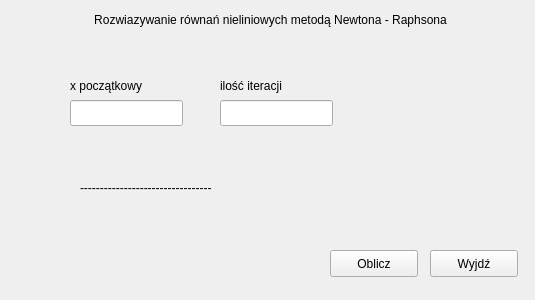
The window that application/mainwindow.ui (wiekonek/Newton-Raphson) describes before a commit, drawn with Qt 5.
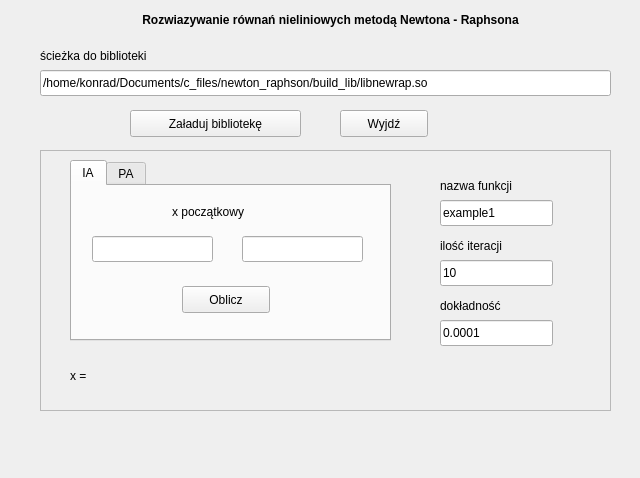
The same window after the commit. The open tabs and pages were chosen to show the change.

```diff
--- a/application/mainwindow.ui
+++ b/application/mainwindow.ui
@@ -6,8 +6,8 @@
    <rect>
     <x>0</x>
     <y>0</y>
-    <width>535</width>
-    <height>300</height>
+    <width>640</width>
+    <height>478</height>
    </rect>
   </property>
   <property name="windowTitle">
@@ -19,10 +19,16 @@
      <rect>
       <x>10</x>
       <y>10</y>
-      <width>521</width>
+      <width>641</width>
       <height>20</height>
      </rect>
     </property>
+    <property name="font">
+     <font>
+      <weight>75</weight>
+      <bold>true</bold>
+     </font>
+    </property>
     <property name="text">
      <string>Rozwiazywanie równań nieliniowych metodą Newtona - Raphsona</string>
     </property>
@@ -30,24 +36,11 @@
      <set>Qt::AlignCenter</set>
     </property>
    </widget>
-   <widget class="QPushButton" name="pushButton">
-    <property name="geometry">
-     <rect>
-      <x>330</x>
-      <y>250</y>
-      <width>88</width>
-      <height>27</height>
-     </rect>
-    </property>
-    <property name="text">
-     <string>Oblicz</string>
-    </property>
-   </widget>
    <widget class="QPushButton" name="pushButton_2">
     <property name="geometry">
      <rect>
-      <x>430</x>
-      <y>250</y>
+      <x>340</x>
+      <y>110</y>
       <width>88</width>
       <height>27</height>
      </rect>
@@ -56,64 +49,305 @@
      <string>Wyjdź</string>
     </property>
    </widget>
-   <widget class="QLineEdit" name="lineEdit_x">
+   <widget class="QLineEdit" name="lineEdit_libPath">
+    <property name="enabled">
+     <bool>true</bool>
+    </property>
     <property name="geometry">
      <rect>
-      <x>70</x>
-      <y>100</y>
-      <width>113</width>
+      <x>40</x>
+      <y>70</y>
+      <width>571</width>
       <height>26</height>
      </rect>
     </property>
+    <property name="text">
+     <string>/home/konrad/Documents/c_files/newton_raphson/build_lib/libnewrap.so</string>
+    </property>
    </widget>
-   <widget class="QLineEdit" name="lineEdit_it">
+   <widget class="QPushButton" name="pushButton_loadLib">
     <property name="geometry">
      <rect>
-      <x>220</x>
-      <y>100</y>
-      <width>113</width>
-      <height>26</height>
+      <x>130</x>
+      <y>110</y>
+      <width>171</width>
+      <height>27</height>
      </rect>
     </property>
+    <property name="text">
+     <string>Załaduj bibliotekę</string>
+    </property>
    </widget>
-   <widget class="QLabel" name="label_2">
+   <widget class="QLabel" name="label_5">
     <property name="geometry">
      <rect>
-      <x>70</x>
-      <y>70</y>
-      <width>101</width>
+      <x>40</x>
+      <y>40</y>
+      <width>201</width>
       <height>31</height>
      </rect>
     </property>
     <property name="text">
-     <string>x początkowy</string>
+     <string>ścieżka do biblioteki</string>
     </property>
    </widget>
-   <widget class="QLabel" name="label_3">
+   <widget class="QLabel" name="label_error">
     <property name="geometry">
      <rect>
-      <x>220</x>
-      <y>70</y>
-      <width>111</width>
-      <height>31</height>
+      <x>30</x>
+      <y>420</y>
+      <width>571</width>
+      <height>51</height>
      </rect>
     </property>
     <property name="text">
-     <string>ilość iteracji</string>
+     <string/>
     </property>
+    <property name="wordWrap">
+     <bool>true</bool>
+    </property>
    </widget>
-   <widget class="QLabel" name="label_ret">
+   <widget class="QFrame" name="frame">
+    <property name="enabled">
+     <bool>true</bool>
+    </property>
     <property name="geometry">
      <rect>
-      <x>80</x>
-      <y>180</y>
-      <width>241</width>
-      <height>16</height>
+      <x>40</x>
+      <y>150</y>
+      <width>571</width>
+      <height>261</height>
      </rect>
     </property>
-    <property name="text">
-     <string>---------------------------------</string>
+    <property name="frameShape">
+     <enum>QFrame::StyledPanel</enum>
     </property>
+    <property name="frameShadow">
+     <enum>QFrame::Raised</enum>
+    </property>
+    <widget class="QTabWidget" name="tabWidget">
+     <property name="enabled">
+      <bool>true</bool>
+     </property>
+     <property name="geometry">
+      <rect>
+       <x>30</x>
+       <y>10</y>
+       <width>321</width>
+       <height>181</height>
+      </rect>
+     </property>
+     <property name="currentIndex">
+      <number>1</number>
+     </property>
+     <widget class="QWidget" name="tab">
+      <attribute name="title">
+       <string>IA</string>
+      </attribute>
+      <widget class="QPushButton" name="pushButton_IA">
+       <property name="geometry">
+        <rect>
+         <x>110</x>
+         <y>100</y>
+         <width>88</width>
+         <height>27</height>
+        </rect>
+       </property>
+       <property name="text">
+        <string>Oblicz</string>
+       </property>
+      </widget>
+      <widget class="QLineEdit" name="lineEdit_x_3">
+       <property name="enabled">
+        <bool>true</bool>
+       </property>
+       <property name="geometry">
+        <rect>
+         <x>20</x>
+         <y>50</y>
+         <width>121</width>
+         <height>26</height>
+        </rect>
+       </property>
+      </widget>
+      <widget class="QLineEdit" name="lineEdit_x_4">
+       <property name="enabled">
+        <bool>true</bool>
+       </property>
+       <property name="geometry">
+        <rect>
+         <x>170</x>
+         <y>50</y>
+         <width>121</width>
+         <height>26</height>
+        </rect>
+       </property>
+      </widget>
+      <widget class="QLabel" name="label_10">
+       <property name="geometry">
+        <rect>
+         <x>100</x>
+         <y>10</y>
+         <width>101</width>
+         <height>31</height>
+        </rect>
+       </property>
+       <property name="text">
+        <string>x początkowy</string>
+       </property>
+      </widget>
+     </widget>
+     <widget class="QWidget" name="tab_2">
+      <attribute name="title">
+       <string>PA</string>
+      </attribute>
+      <widget class="QLabel" name="label_2">
+       <property name="geometry">
+        <rect>
+         <x>100</x>
+         <y>10</y>
+         <width>101</width>
+         <height>31</height>
+        </rect>
+       </property>
+       <property name="text">
+        <string>x początkowy</string>
+       </property>
+      </widget>
+      <widget class="QLineEdit" name="lineEdit_x">
+       <property name="enabled">
+        <bool>true</bool>
+       </property>
+       <property name="geometry">
+        <rect>
+         <x>60</x>
+         <y>50</y>
+         <width>191</width>
+         <height>26</height>
+        </rect>
+       </property>
+       <property name="text">
+        <string>-2.2</string>
+       </property>
+      </widget>
+      <widget class="QPushButton" name="pushButton_PA">
+       <property name="geometry">
+        <rect>
+         <x>110</x>
+         <y>100</y>
+         <width>88</width>
+         <height>27</height>
+        </rect>
+       </property>
+       <property name="text">
+        <string>Oblicz</string>
+       </property>
+      </widget>
+     </widget>
+    </widget>
+    <widget class="QLineEdit" name="lineEdit_functionName">
+     <property name="enabled">
+      <bool>true</bool>
+     </property>
+     <property name="geometry">
+      <rect>
+       <x>400</x>
+       <y>50</y>
+       <width>113</width>
+       <height>26</height>
+      </rect>
+     </property>
+     <property name="text">
+      <string>example1</string>
+     </property>
+    </widget>
+    <widget class="QLabel" name="label_6">
+     <property name="geometry">
+      <rect>
+       <x>400</x>
+       <y>20</y>
+       <width>141</width>
+       <height>31</height>
+      </rect>
+     </property>
+     <property name="text">
+      <string>nazwa funkcji</string>
+     </property>
+    </widget>
+    <widget class="QLabel" name="label_3">
+     <property name="geometry">
+      <rect>
+       <x>400</x>
+       <y>80</y>
+       <width>111</width>
+       <height>31</height>
+      </rect>
+     </property>
+     <property name="text">
+      <string>ilość iteracji</string>
+     </property>
+    </widget>
+    <widget class="QLineEdit" name="lineEdit_it">
+     <property name="enabled">
+      <bool>true</bool>
+     </property>
+     <property name="geometry">
+      <rect>
+       <x>400</x>
+       <y>110</y>
+       <width>113</width>
+       <height>26</height>
+      </rect>
+     </property>
+     <property name="text">
+      <string>10</string>
+     </property>
+    </widget>
+    <widget class="QLabel" name="label_4">
+     <property name="geometry">
+      <rect>
+       <x>400</x>
+       <y>140</y>
+       <width>111</width>
+       <height>31</height>
+      </rect>
+     </property>
+     <property name="text">
+      <string>dokładność</string>
+     </property>
+    </widget>
+    <widget class="QLineEdit" name="lineEdit_eps">
+     <property name="enabled">
+      <bool>true</bool>
+     </property>
+     <property name="geometry">
+      <rect>
+       <x>400</x>
+       <y>170</y>
+       <width>113</width>
+       <height>26</height>
+      </rect>
+     </property>
+     <property name="text">
+      <string>0.0001</string>
+     </property>
+    </widget>
+    <widget class="QLabel" name="label_ret">
+     <property name="geometry">
+      <rect>
+       <x>30</x>
+       <y>210</y>
+       <width>521</width>
+       <height>31</height>
+      </rect>
+     </property>
+     <property name="text">
+      <string>x = </string>
+     </property>
+     <property name="wordWrap">
+      <bool>true</bool>
+     </property>
+    </widget>
    </widget>
   </widget>
  </widget>
```
Left out of the diff: 8 changed lines with no effect on the pictures.
